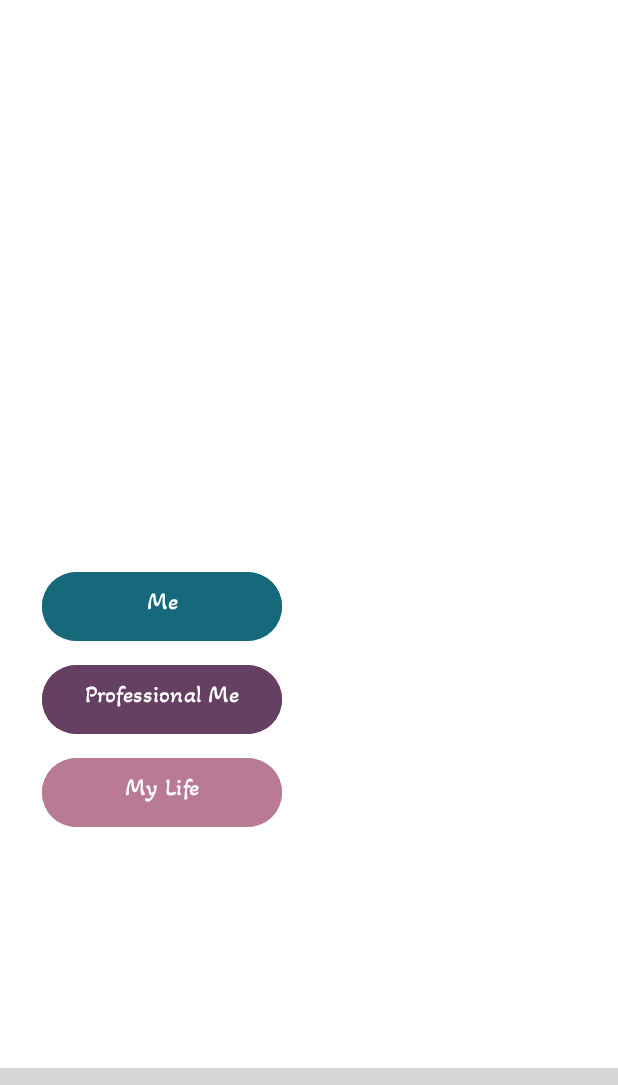
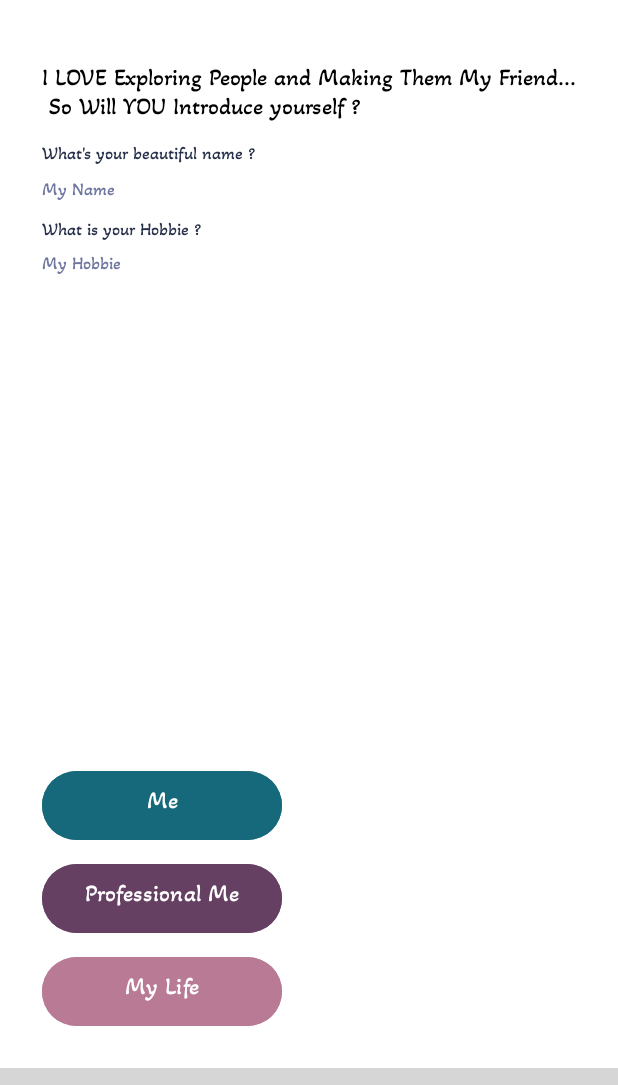
Before and after one commit to Dubey1209/MyIntroFolio, an Android app: the screen it shows after launch (MainActivity), on a phone screen of 412 x 824 dp, the part 84-1169 px from its top. Run offline under Robolectric (Android 15) with nearby library versions, the light colour scheme and no system bars; grey boxes are pictures that could not be loaded.

Commit message:
MaintActvity Layout : Added question for user.

```diff
--- a/app/src/main/res/drawable/simple_border.xml
+++ b/app/src/main/res/drawable/simple_border.xml
@@ -1,9 +1,11 @@
-<!-- border_shape.xml -->
-<shape xmlns:android="http://schemas.android.com/apk/res/android"
-    android:shape="rectangle">
-    <solid android:color="@color/teal"/>
+<?xml version="1.0" encoding="utf-8"?>
+<shape xmlns:android="http://schemas.android.com/apk/res/android">
+    <!-- Set the shape to a line -->
     <stroke
         android:width="1dp"
-        android:color="#7e7595" /> <!-- Define the border width and color -->
-    <corners android:radius="4dp" /> <!-- Define corner radius if needed -->
+        android:color="#7e7595" />
+    <!-- Define the orientation of the line (horizontal or vertical) -->
+    <size
+        android:width="100dp"
+        android:height="1dp" />
 </shape>
--- a/app/src/main/res/layout/activity_main.xml
+++ b/app/src/main/res/layout/activity_main.xml
@@ -41,25 +41,25 @@
         android:layout_marginStart="28dp"
         android:backgroundTint="@color/teal"
         android:fontFamily="@font/akaya_telivigala"
+        android:paddingVertical="8dp"
         android:text="@string/btnabout"
         android:textColor="@color/white"
         android:textSize="16sp"
-        android:paddingVertical="8dp"
         app:layout_constraintBottom_toTopOf="@+id/bottomnavigation"
         app:layout_constraintEnd_toEndOf="parent"
         app:layout_constraintHorizontal_bias="0.0"
         app:layout_constraintStart_toStartOf="parent"
         app:layout_constraintTop_toBottomOf="@+id/heading1"
-        app:layout_constraintVertical_bias="0.573" />
+        app:layout_constraintVertical_bias="0.775" />
 
     <Button
         android:id="@+id/btnprofessional"
         android:layout_width="160dp"
         android:layout_height="wrap_content"
         android:layout_marginTop="8dp"
-        android:paddingVertical="8dp"
         android:backgroundTint="@color/light_purple"
         android:fontFamily="@font/akaya_telivigala"
+        android:paddingVertical="8dp"
         android:text="Professional Me"
         android:textColor="@color/white"
         android:textSize="16sp"
@@ -84,4 +84,82 @@
         app:layout_constraintStart_toStartOf="@+id/btnabout"
         app:layout_constraintTop_toBottomOf="@+id/btnprofessional" />
 
+
+    <TextView
+        android:id="@+id/tvques1"
+        android:layout_width="wrap_content"
+        android:layout_height="wrap_content"
+        android:layout_marginStart="28dp"
+        android:layout_marginTop="40dp"
+        android:fontFamily="@font/akaya_telivigala"
+        android:text="@string/tvques1"
+        android:textColor="@color/black"
+        android:textSize="16sp"
+        app:layout_constraintEnd_toEndOf="parent"
+        app:layout_constraintHorizontal_bias="0.0"
+        app:layout_constraintStart_toStartOf="parent"
+        app:layout_constraintTop_toBottomOf="@+id/heading1" />
+
+    <TextView
+        android:id="@+id/tvusername"
+        android:layout_width="wrap_content"
+        android:layout_height="wrap_content"
+        android:layout_marginTop="4dp"
+        android:fontFamily="@font/akaya_telivigala"
+        android:text="@string/tvusername"
+        android:textColor="@color/appColor"
+        android:textSize="12sp"
+        app:layout_constraintEnd_toEndOf="@+id/tvques1"
+        app:layout_constraintHorizontal_bias="0.0"
+        app:layout_constraintStart_toStartOf="@+id/tvques1"
+        app:layout_constraintTop_toBottomOf="@+id/tvques1" />
+
+    <EditText
+        android:id="@+id/etusername"
+        android:layout_width="wrap_content"
+        android:layout_height="wrap_content"
+        android:layout_marginTop="1dp"
+        android:backgroundTint="@android:color/transparent"
+        android:fontFamily="@font/akaya_telivigala"
+        android:hint="@string/etusername"
+        android:textColor="@color/appColor"
+        android:textColorHint="@color/EditTextColor"
+        android:textSize="12sp"
+        android:background="@drawable/simple_border"
+        app:layout_constraintEnd_toEndOf="@+id/tvusername"
+        app:layout_constraintHorizontal_bias="0.0"
+        app:layout_constraintStart_toStartOf="@+id/tvusername"
+        app:layout_constraintTop_toBottomOf="@+id/tvusername" />
+
+    <TextView
+        android:id="@+id/tvuserhobbie"
+        android:layout_width="wrap_content"
+        android:layout_height="wrap_content"
+        android:layout_marginTop="4dp"
+        android:fontFamily="@font/akaya_telivigala"
+        android:text="@string/tvuserhobbie"
+        android:textColor="@color/appColor"
+        android:textSize="12sp"
+        app:layout_constraintEnd_toEndOf="@+id/tvusername"
+        app:layout_constraintHorizontal_bias="0.0"
+        app:layout_constraintStart_toStartOf="@+id/tvusername"
+        app:layout_constraintTop_toBottomOf="@+id/etusername" />
+
+    <EditText
+        android:id="@+id/etuserhobbie"
+        android:layout_width="wrap_content"
+        android:layout_height="wrap_content"
+        android:backgroundTint="@android:color/transparent"
+        android:fontFamily="@font/akaya_telivigala"
+        android:hint="@string/etuserhobbie"
+        android:textColor="@color/appColor"
+        android:textColorHint="@color/EditTextColor"
+        android:textSize="12sp"
+       android:background="@drawable/simple_border"
+        app:layout_constraintEnd_toEndOf="@+id/tvusername"
+        app:layout_constraintHorizontal_bias="0.0"
+        app:layout_constraintStart_toStartOf="@+id/tvusername"
+        app:layout_constraintTop_toBottomOf="@+id/tvuserhobbie" />
+
+
 </androidx.constraintlayout.widget.ConstraintLayout>
--- a/app/src/main/res/values/colors.xml
+++ b/app/src/main/res/values/colors.xml
@@ -12,4 +12,5 @@
     <color name="toast_2">#A7727D</color>
     <color name="toast_4">#C58940</color>
     <color name="toast_3">#43AB92</color>
+    <color name="EditTextColor">#7077A1</color>
 </resources>
--- a/app/src/main/res/values/strings.xml
+++ b/app/src/main/res/values/strings.xml
@@ -10,4 +10,9 @@
     <string name="toast_1">Insight !</string>
     <string name="toast_2">Suggestion !</string>
     <string name="toast_3">Life !</string>
+    <string name="tvques1">I LOVE Exploring People and Making Them My Friend...\n So Will YOU Introduce yourself ?</string>
+    <string name="tvusername">What\'s your beautiful name ?</string>
+    <string name="etusername">My Name</string>
+    <string name="tvuserhobbie">What is your Hobbie ?</string>
+    <string name="etuserhobbie">My Hobbie</string>
 </resources>
```
